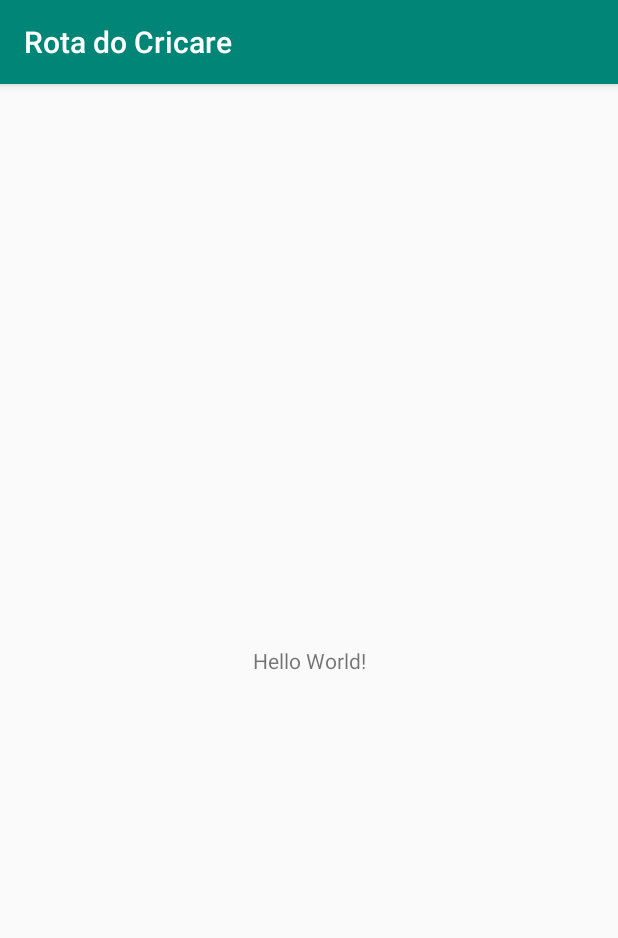
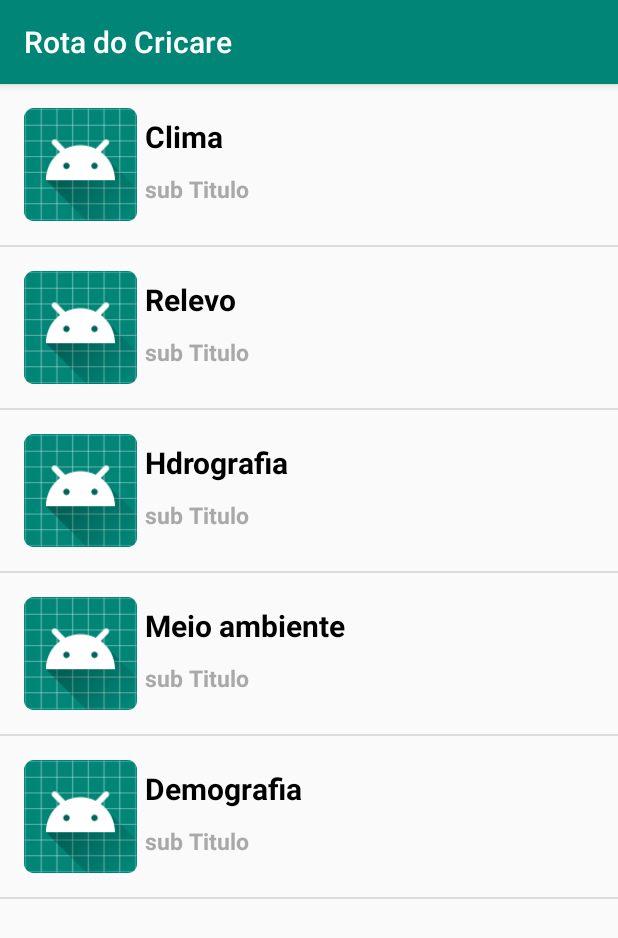
Before and after one commit to edsilva2007/Rota-do-Cricare, an Android app: the screen it shows after launch (MainActivity before the commit, Geografia after it), on a phone screen of 412 x 824 dp. Shown: the top 938 px of the screen. Run offline under Robolectric (Android 15) with nearby library versions, the phone set to English and light mode, and no system bars.

Commit message:
Inserção dos arquivos

```diff
--- a/app/src/main/java/br/com/rotadocricare/rotadocricare/MainActivity.java
+++ b/app/src/main/java/br/com/rotadocricare/rotadocricare/MainActivity.java
@@ -3,6 +3,8 @@ package br.com.rotadocricare.rotadocricare;
 import androidx.appcompat.app.AppCompatActivity;
 
 import android.os.Bundle;
+
+
 
 public class MainActivity extends AppCompatActivity {
 
--- a/app/src/main/java/br/com/rotadocricare/rotadocricare/geografia/Geografia.java
+++ b/app/src/main/java/br/com/rotadocricare/rotadocricare/geografia/Geografia.java
@@ -1,16 +1,73 @@
 package br.com.rotadocricare.rotadocricare.geografia;
 
+import androidx.annotation.NonNull;
+import androidx.annotation.Nullable;
 import androidx.appcompat.app.AppCompatActivity;
 
 import android.os.Bundle;
 
 import br.com.rotadocricare.rotadocricare.R;
+import android.app.Activity;
+
+import android.view.LayoutInflater;
+import android.view.View;
+import android.view.ViewGroup;
+import android.widget.AdapterView;
+import android.widget.ArrayAdapter;
+import android.widget.ListView;
+import android.widget.Toast;
 
 public class Geografia extends AppCompatActivity {
+
+    ListView listView;
+    String mTitle[] = {"Clima", "Relevo", "Hdrografia", "Meio ambiente", "Demografia"};
+    String mDescription[] = {"Saiba mais sobre o clima da cidade", "Saiba mais sobre o relevo da cidade", "Saiba mais sobre a hidrografia da cidade", "Saida mais sobre o meio ambiente da cidade", "Saiba mais sobre a demografia da cidade"};
+    int images[] = {R.drawable.clima, R.drawable.relevo, R.drawable.hidrografia, R.drawable.hidrografia, R.drawable.meio_ambiente, R.drawable.demografia};
 
     @Override
     protected void onCreate(Bundle savedInstanceState) {
         super.onCreate(savedInstanceState);
         setContentView(R.layout.activity_geografia);
+
+        listView = findViewById(R.id.listView);
+
+        MyAdapter adapter = new MyAdapter(this, this.mTitle, this.mDescription, this.images);
+
+        listView.setAdapter(adapter);
+        listView.setOnItemClickListener(new AdapterView.OnItemClickListener() {
+            // argument position gives the index of item which is clicked
+            public void onItemClick(AdapterView<?> arg0, View v, int position, long arg3) {
+                String opcao = mTitle[position];
+                Toast.makeText(getApplicationContext(), "Opção Selecionada : " + opcao, Toast.LENGTH_LONG).show();
+            }
+        });
+
+
+    }
+
+
+    class MyAdapter extends ArrayAdapter<String> {
+        Activity activity;
+        String rTitle[];
+        String rDescription[];
+        int rImgs[];
+
+
+        MyAdapter(Activity a, String title[], String description[], int imgs[]) {
+            super(a, R.layout.row, R.id.textView1, title);
+            this.activity = a;
+            this.rTitle = title;
+            this.rDescription = description;
+            this.rImgs = imgs;
+
+        }
+
+        @NonNull
+        @Override
+        public View getView(int position, @Nullable View convertView, @NonNull ViewGroup parent) {
+            LayoutInflater layoutInflater = this.activity.getLayoutInflater();
+            View row = layoutInflater.inflate(R.layout.row, parent, false);
+            return super.getView(position, convertView, parent);
+        }
     }
 }
--- a/app/src/main/res/layout/activity_geografia.xml
+++ b/app/src/main/res/layout/activity_geografia.xml
@@ -1,9 +1,17 @@
 <?xml version="1.0" encoding="utf-8"?>
-<androidx.constraintlayout.widget.ConstraintLayout xmlns:android="http://schemas.android.com/apk/res/android"
+<LinearLayout xmlns:android="http://schemas.android.com/apk/res/android"
     xmlns:app="http://schemas.android.com/apk/res-auto"
     xmlns:tools="http://schemas.android.com/tools"
     android:layout_width="match_parent"
     android:layout_height="match_parent"
+    android:orientation="vertical"
     tools:context=".geografia.Geografia">
 
-</androidx.constraintlayout.widget.ConstraintLayout>
+    <ListView
+        android:layout_width="match_parent"
+        android:layout_height="match_parent"
+        android:id="@+id/listView"
+        >
+    </ListView>
+
+</LinearLayout>
--- /dev/null
+++ b/app/src/main/res/layout/row.xml
@@ -0,0 +1,45 @@
+<?xml version="1.0" encoding="utf-8"?>
+<LinearLayout
+    xmlns:android="http://schemas.android.com/apk/res/android"
+    android:layout_width="match_parent"
+    android:layout_height="wrap_content"
+    android:orientation="horizontal"
+    android:padding="16dp"
+    >
+
+    <ImageView
+        android:layout_width="75dp"
+        android:layout_height="75dp"
+        android:src="@mipmap/ic_launcher"
+        android:id="@+id/image"
+        />
+
+    <LinearLayout
+        android:layout_width="match_parent"
+        android:layout_height="wrap_content"
+        android:orientation="vertical"
+        >
+
+        <TextView
+            android:layout_width="match_parent"
+            android:layout_height="wrap_content"
+            android:text="Titulo"
+            android:textColor="#000"
+            android:textStyle="bold"
+            android:layout_margin="5dp"
+            android:textSize="20sp"
+            android:id="@+id/textView1"
+            />
+
+        <TextView
+            android:layout_width="match_parent"
+            android:layout_height="wrap_content"
+            android:text="sub Titulo"
+            android:textColor="#a9a9a9"
+            android:textStyle="bold"
+            android:layout_margin="5dp"
+            android:textSize="15sp"
+            android:id="@+id/textView2"
+            />
+    </LinearLayout>
+</LinearLayout>
```
Also changed, not shown: app/src/main/AndroidManifest.xml (+8 -5 lines), app/src/main/java/br/com/rotadocricare/rotadocricare/geografia/Clima.java (added, +16 -0 lines), app/src/main/res/layout/activity_clima2.xml (added, +65 -0 lines), app/src/main/res/drawable/clima.png (added), app/src/main/res/drawable/demografia.png (added), app/src/main/res/drawable/hidrografia.png (added), app/src/main/res/drawable/meio_ambiente.png (added), app/src/main/res/drawable/relevo.png (added).
